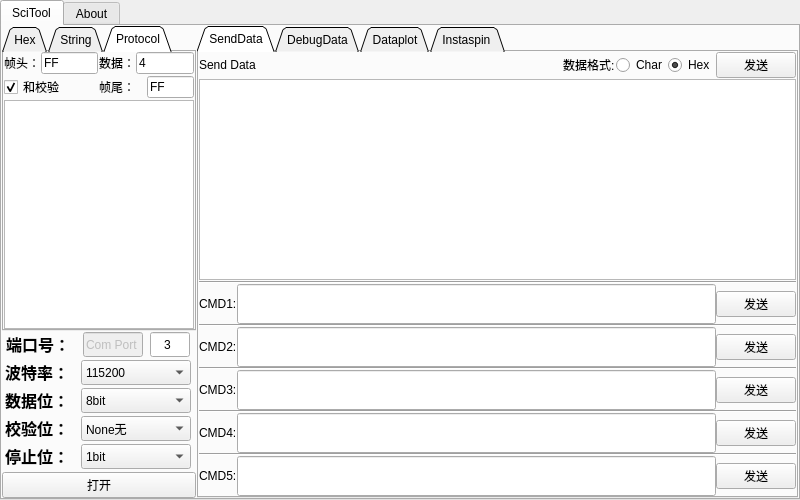
This is sci_tool.ui in wuliaodew/sci_tool as Qt 5 draws it before an edit. The edited form follows.
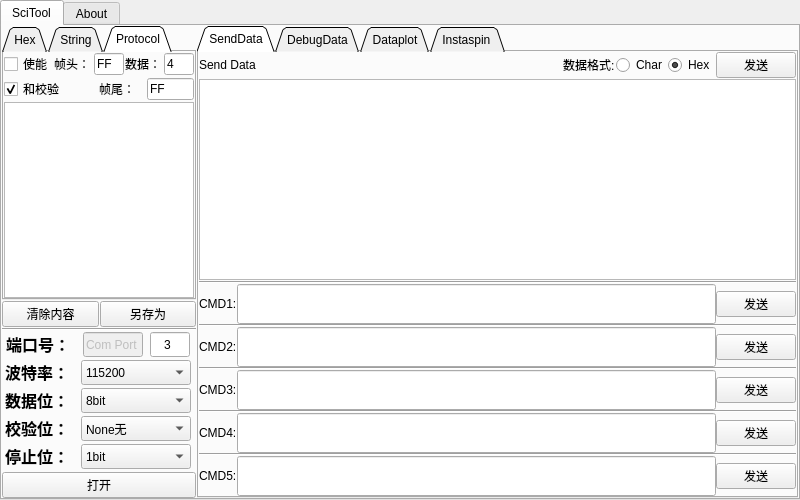
This is the edited form. The open tabs and pages were chosen to show the change.

Commit message: 初步完成数据的接收和16进制或者字符格式的显示

Patch:
```diff
--- a/sci_tool.ui
+++ b/sci_tool.ui
@@ -64,7 +64,7 @@
            <number>0</number>
           </property>
           <item>
-           <layout class="QVBoxLayout" name="verticalLayout_3">
+           <layout class="QVBoxLayout" name="verticalLayout_3" stretch="0,0,0">
             <property name="sizeConstraint">
              <enum>QLayout::SetMaximumSize</enum>
             </property>
@@ -170,7 +170,14 @@
                  <number>0</number>
                 </property>
                 <item>
-                 <layout class="QHBoxLayout" name="horizontalLayout_2">
+                 <layout class="QHBoxLayout" name="horizontalLayout_2" stretch="0,0,0,0,0">
+                  <item>
+                   <widget class="QCheckBox" name="checkBox">
+                    <property name="text">
+                     <string>使能</string>
+                    </property>
+                   </widget>
+                  </item>
                   <item>
                    <widget class="QLabel" name="label">
                     <property name="text">
@@ -180,6 +187,12 @@
                   </item>
                   <item>
                    <widget class="QLineEdit" name="framehead_edit">
+                    <property name="maximumSize">
+                     <size>
+                      <width>30</width>
+                      <height>16777215</height>
+                     </size>
+                    </property>
                     <property name="inputMask">
                      <string>HH; </string>
                     </property>
@@ -203,6 +216,12 @@
                   </item>
                   <item>
                    <widget class="QLineEdit" name="framenum_edit">
+                    <property name="maximumSize">
+                     <size>
+                      <width>30</width>
+                      <height>16777215</height>
+                     </size>
+                    </property>
                     <property name="inputMask">
                      <string>99; </string>
                     </property>
@@ -261,6 +280,31 @@
               </widget>
              </widget>
             </item>
+            <item>
+             <layout class="QHBoxLayout" name="horizontalLayout_16">
+              <item>
+               <widget class="QPushButton" name="clrcontentbutton">
+                <property name="text">
+                 <string>清除内容</string>
+                </property>
+               </widget>
+              </item>
+              <item>
+               <widget class="QPushButton" name="savecontentbutton">
+                <property name="text">
+                 <string>另存为</string>
+                </property>
+               </widget>
+              </item>
+             </layout>
+            </item>
+            <item>
+             <widget class="Line" name="line_6">
+              <property name="orientation">
+               <enum>Qt::Horizontal</enum>
+              </property>
+             </widget>
+            </item>
            </layout>
           </item>
           <item>
```
Left out of the diff: 2 changed lines with no effect on the pictures. The commit also changes 2 other files.
